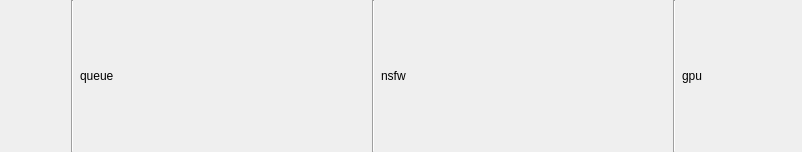
Above: src/airunner/widgets/status/templates/status.ui from Capsize-Games/airunner before the change; both pictures show x 221 to 1023 and y 0 to 152 of the 1198 by 152 pixel window. Below: the same form after it.
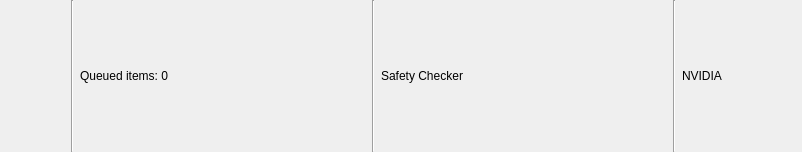
That is the form after the change.

Commit message: Update status default labels

The edit to the form file:
```diff
--- a/src/airunner/widgets/status/templates/status.ui
+++ b/src/airunner/widgets/status/templates/status.ui
@@ -46,7 +46,7 @@
    <item>
     <widget class="QLabel" name="queue_stats">
      <property name="text">
-      <string>queue</string>
+      <string>Queued items: 0</string>
      </property>
     </widget>
    </item>
@@ -60,7 +60,7 @@
    <item>
     <widget class="QLabel" name="nsfw_status">
      <property name="text">
-      <string>nsfw</string>
+      <string>Safety Checker</string>
      </property>
     </widget>
    </item>
@@ -74,7 +74,7 @@
    <item>
     <widget class="QLabel" name="cuda_status">
      <property name="text">
-      <string>gpu</string>
+      <string>NVIDIA</string>
      </property>
     </widget>
    </item>
```
The commit also changes 1 other file.
